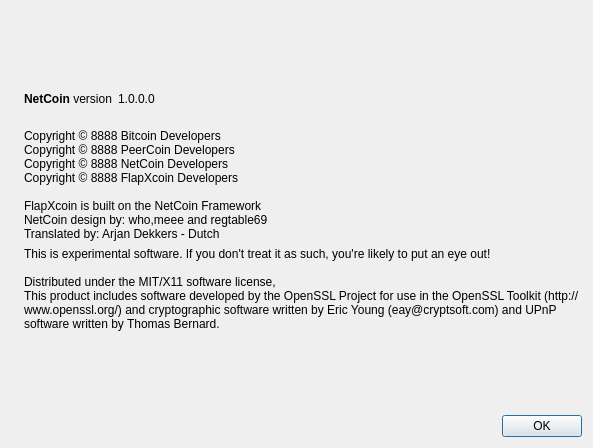
Old version of the form src/qt/forms/aboutdialog.ui in the repository hanzou-x/flapxcoin.
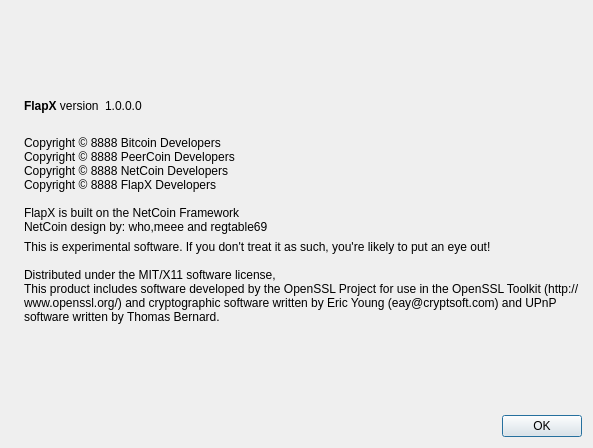
New version of the form. Icons and pictures are not drawn.

```diff
--- a/src/qt/forms/aboutdialog.ui
+++ b/src/qt/forms/aboutdialog.ui
@@ -171,7 +171,7 @@
           <cursorShape>IBeamCursor</cursorShape>
          </property>
          <property name="text">
-          <string>&lt;b&gt;NetCoin&lt;/b&gt; version</string>
+          <string>&lt;b&gt;FlapX&lt;/b&gt; version</string>
          </property>
          <property name="textInteractionFlags">
           <set>Qt::LinksAccessibleByMouse|Qt::TextSelectableByKeyboard|Qt::TextSelectableByMouse</set>
@@ -334,11 +334,10 @@
 Copyright © 8888 Bitcoin Developers
 Copyright © 8888 PeerCoin Developers
 Copyright © 8888 NetCoin Developers
-Copyright © 8888 FlapXcoin Developers
+Copyright © 8888 FlapX Developers
 
-FlapXcoin is built on the NetCoin Framework
-NetCoin design by: who,meee and regtable69
-Translated by: Arjan Dekkers - Dutch</string>
+FlapX is built on the NetCoin Framework
+NetCoin design by: who,meee and regtable69</string>
        </property>
        <property name="textInteractionFlags">
         <set>Qt::LinksAccessibleByMouse|Qt::TextSelectableByKeyboard|Qt::TextSelectableByMouse</set>
```
Left out of the diff: 2 changed lines with no effect on the pictures.
